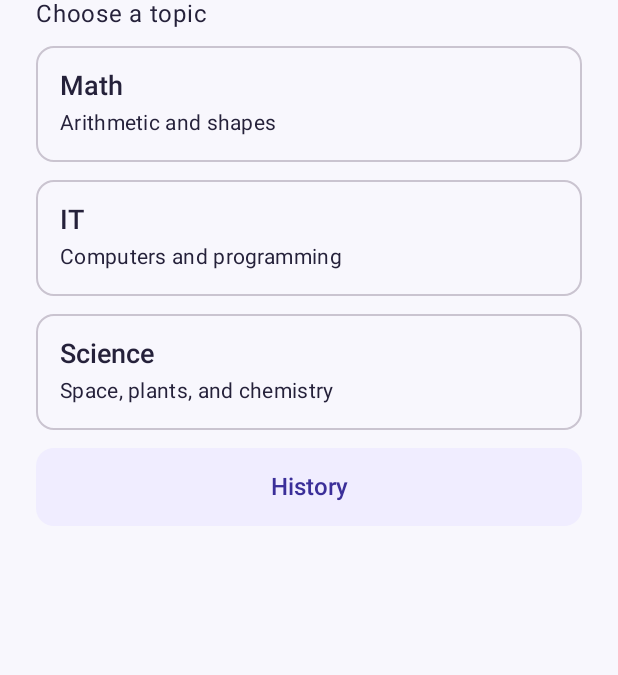
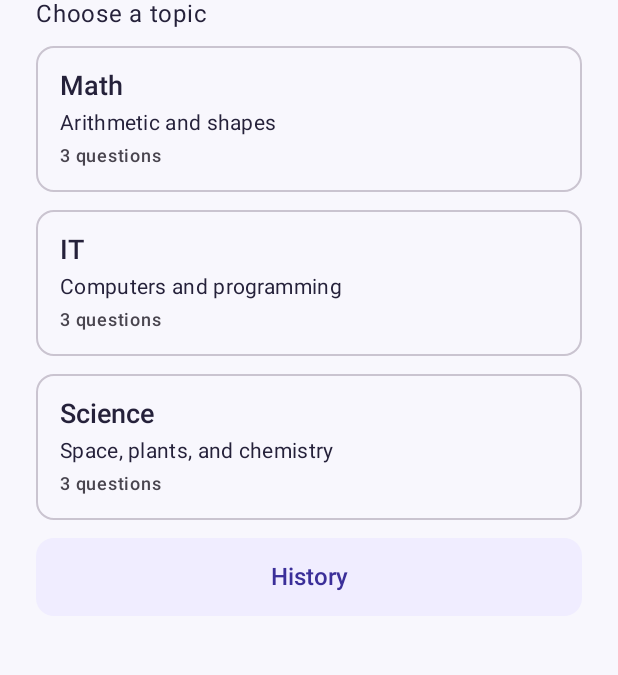
Before and after one commit to gauhardaul/QuizQuest, an Android app built with Jetpack Compose: the screen it shows after launch (MainActivity), on a phone screen of 412 x 824 dp, the part 89-764 px from its top. Run offline under Robolectric (Android 15) with nearby library versions, the phone set to English and light mode, and no system bars.

Commit message:
Display the question count from the quiz data

```diff
--- a/app/src/main/java/com/example/mobileproject/ui/topics/TopicsScreen.kt
+++ b/app/src/main/java/com/example/mobileproject/ui/topics/TopicsScreen.kt
@@ -54,6 +54,11 @@ fun TopicsScreen(
                 ) {
                     Text(topic.name, style = MaterialTheme.typography.titleMedium)
                     Text(topic.description, style = MaterialTheme.typography.bodyMedium)
+                    Text(
+                        text = "${topic.questionCount} questions",
+                        style = MaterialTheme.typography.labelMedium,
+                        color = MaterialTheme.colorScheme.onSurfaceVariant
+                    )
                 }
             }
         }
--- a/app/src/main/java/com/example/mobileproject/ui/topics/TopicsViewModel.kt
+++ b/app/src/main/java/com/example/mobileproject/ui/topics/TopicsViewModel.kt
@@ -2,10 +2,13 @@
 package com.example.mobileproject.ui.topics
 
 import androidx.lifecycle.ViewModel
+import com.example.mobileproject.data.questionsFor
 import kotlinx.coroutines.flow.MutableStateFlow
 import kotlinx.coroutines.flow.StateFlow
 
-data class QuizTopic(val name: String, val description: String)
+data class QuizTopic(val name: String, val description: String) {
+    val questionCount: Int = questionsFor(name).size
+}
 
 class TopicsViewModel : ViewModel() {
 
```
